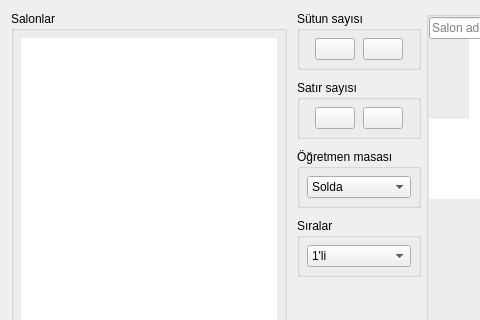
Before: the Qt Designer form Forms/salonlar_frame.ui in yoseidonn/Kelebek-App, drawn with Qt 5; both pictures show x 0 to 480 and y 0 to 320 of the 889 by 717 pixel window.
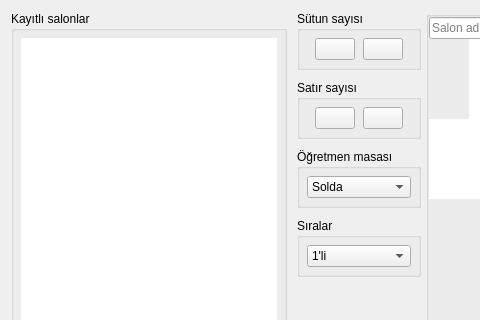
After: the same form once the commit is applied.

The edit to the form file:
```diff
--- a/Forms/salonlar_frame.ui
+++ b/Forms/salonlar_frame.ui
@@ -26,7 +26,7 @@
    <item alignment="Qt::AlignLeft">
     <widget class="QGroupBox" name="groupBox_2">
      <property name="title">
-      <string>Salonlar</string>
+      <string>Kayıtlı salonlar</string>
      </property>
      <layout class="QHBoxLayout" name="horizontalLayout_4">
       <property name="spacing">
```
